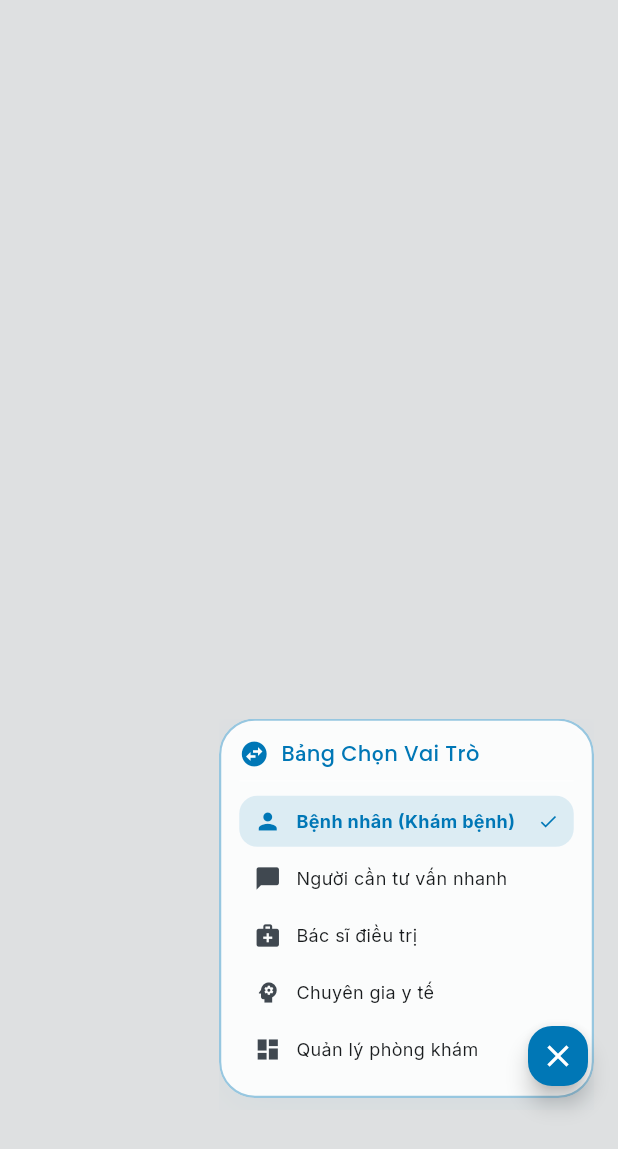
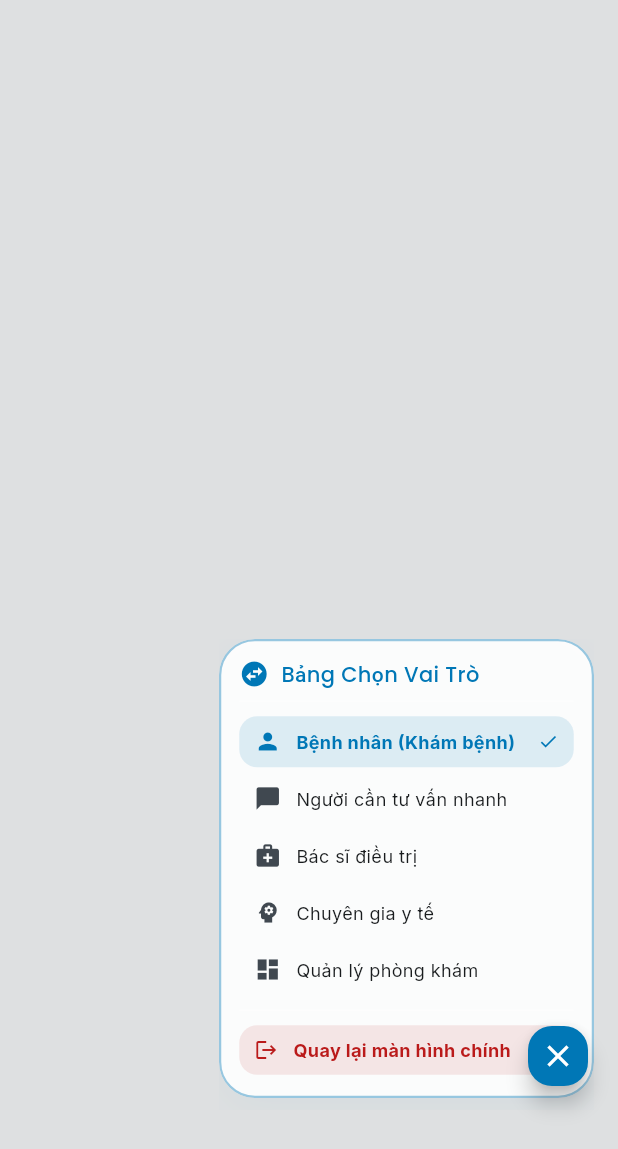
Before and after one commit to taihungg/AI-medical-chatbot, a Flutter app: the RoleSwitcher widget shown alone on an empty page, opened directly, after a tap on the "tune" icon, on a phone screen of 412 x 824 dp. Shown: the top 1149 px of the screen. Run offline on Flutter 3.47's test engine with Material 3 defaults, Android fonts, the light colour scheme and no system bars; our stand-ins replace google_fonts.

```diff
--- a/lib/widgets/role_switcher.dart
+++ b/lib/widgets/role_switcher.dart
@@ -1,6 +1,7 @@
 import 'package:flutter/material.dart';
 import '../state/app_state.dart';
 import 'glass_widgets.dart';
+import '../screens/splash_screen.dart';
 
 class RoleSwitcher extends StatefulWidget {
   const RoleSwitcher({super.key});
@@ -180,6 +181,47 @@
                             ),
                           );
                         }),
+                        const Divider(height: 16, color: Colors.white38),
+                        Padding(
+                          padding: const EdgeInsets.symmetric(vertical: 2.0),
+                          child: InkWell(
+                            onTap: () {
+                              _toggleExpanded();
+                              Navigator.of(context).pushReplacement(
+                                MaterialPageRoute(builder: (_) => const SplashScreen()),
+                              );
+                            },
+                            borderRadius: BorderRadius.circular(12),
+                            child: Container(
+                              padding: const EdgeInsets.symmetric(horizontal: 10, vertical: 8),
+                              decoration: BoxDecoration(
+                                color: GlassTheme.error.withOpacity(0.1),
+                                borderRadius: BorderRadius.circular(12),
+                              ),
+                              child: const Row(
+                                children: [
+                                  Icon(
+                                    Icons.logout,
+                                    size: 16,
+                                    color: GlassTheme.error,
+                                  ),
+                                  SizedBox(width: 10),
+                                  Expanded(
+                                    child: Text(
+                                      "Quay lại màn hình chính",
+                                      style: TextStyle(
+                                        color: GlassTheme.error,
+                                        fontWeight: FontWeight.bold,
+                                        fontSize: 12,
+                                      ),
+                                    ),
+                                  ),
+                                  Icon(Icons.arrow_forward_ios, size: 10, color: GlassTheme.error),
+                                ],
+                              ),
+                            ),
+                          ),
+                        ),
                       ],
                     ),
                   ),
```
Also changed, not shown: lib/screens/doctor/specialist_dashboard.dart (+25 -8 lines), lib/screens/manager/clinic_management_dashboard.dart (+38 -18 lines), lib/screens/patient/home_dashboard.dart (+15 -0 lines), lib/screens/patient/recommendation_result.dart (+7 -5 lines), lib/screens/splash_screen.dart (+13 -4 lines).
